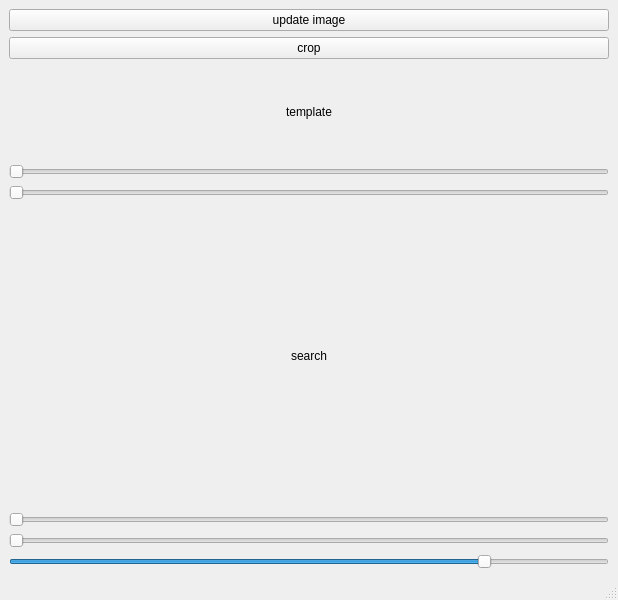
hoshianaaa/geometric_match_ros, file mainwindow.ui: the form before one commit.
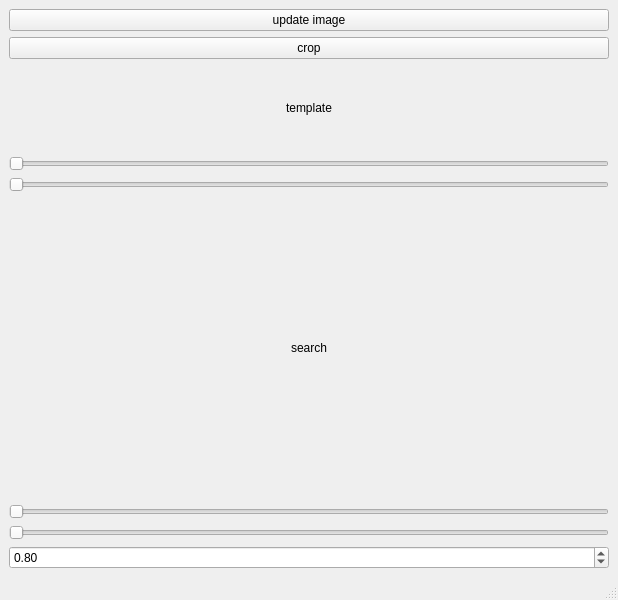
The form after the commit.

```diff
--- a/mainwindow.ui
+++ b/mainwindow.ui
@@ -173,15 +173,15 @@
      </widget>
     </item>
     <item>
-     <widget class="QSlider" name="horizontalSlider_5">
+     <widget class="QDoubleSpinBox" name="doubleSpinBox">
       <property name="maximum">
-       <number>100</number>
+       <double>1.000000000000000</double>
+      </property>
+      <property name="singleStep">
+       <double>0.010000000000000</double>
       </property>
       <property name="value">
-       <number>80</number>
-      </property>
-      <property name="orientation">
-       <enum>Qt::Horizontal</enum>
+       <double>0.800000000000000</double>
       </property>
      </widget>
     </item>
```
